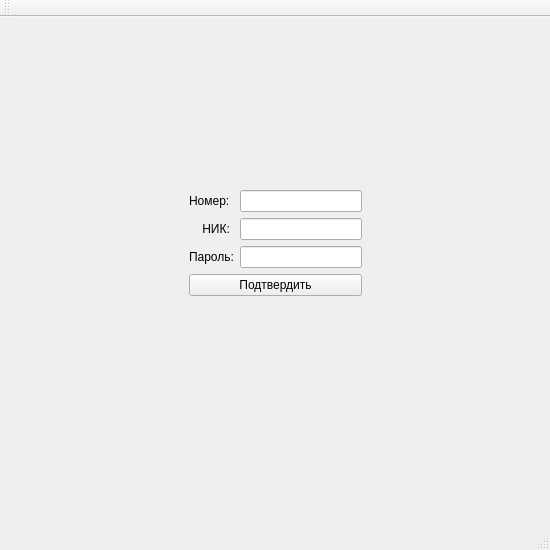
Old version of the form QTMessenger/InterfaceLogin.ui in the repository MisterMax707/QTMessenger.
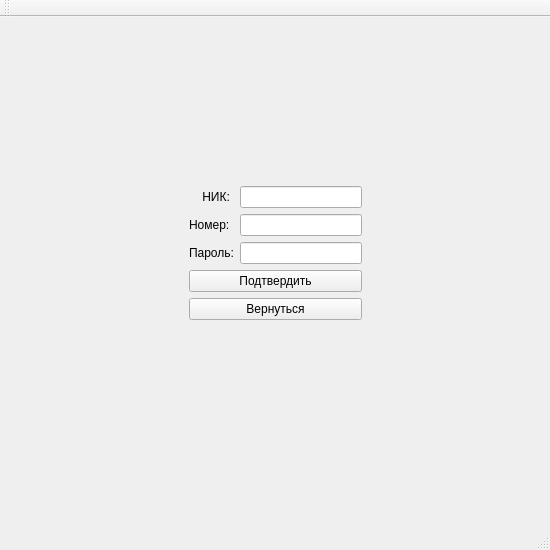
New version of the form. The open tabs and pages were chosen to show the change.

```diff
--- a/QTMessenger/InterfaceLogin.ui
+++ b/QTMessenger/InterfaceLogin.ui
@@ -190,25 +190,25 @@
             <item row="1" column="1">
              <widget class="QLineEdit" name="lineEdit_regNick"/>
             </item>
-            <item row="2" column="0">
+            <item row="3" column="0">
              <widget class="QLabel" name="label_regPass">
               <property name="text">
                <string>Пароль:</string>
               </property>
              </widget>
             </item>
-            <item row="2" column="1">
+            <item row="3" column="1">
              <widget class="QLineEdit" name="lineEdit_regPass"/>
             </item>
-            <item row="0" column="0">
-             <widget class="QLabel" name="label">
+            <item row="2" column="0">
+             <widget class="QLabel" name="label_regTelephone">
               <property name="text">
                <string>Номер:</string>
               </property>
              </widget>
             </item>
-            <item row="0" column="1">
-             <widget class="QLineEdit" name="lineEdit_regTel"/>
+            <item row="2" column="1">
+             <widget class="QLineEdit" name="lineEdit_regTelephone"/>
             </item>
            </layout>
           </item>
@@ -219,6 +219,13 @@
             </property>
            </widget>
           </item>
+          <item>
+           <widget class="QPushButton" name="pushButton_back">
+            <property name="text">
+             <string>Вернуться</string>
+            </property>
+           </widget>
+          </item>
          </layout>
         </item>
         <item>
```
Left out of the diff: 18 changed lines with no effect on the pictures.
